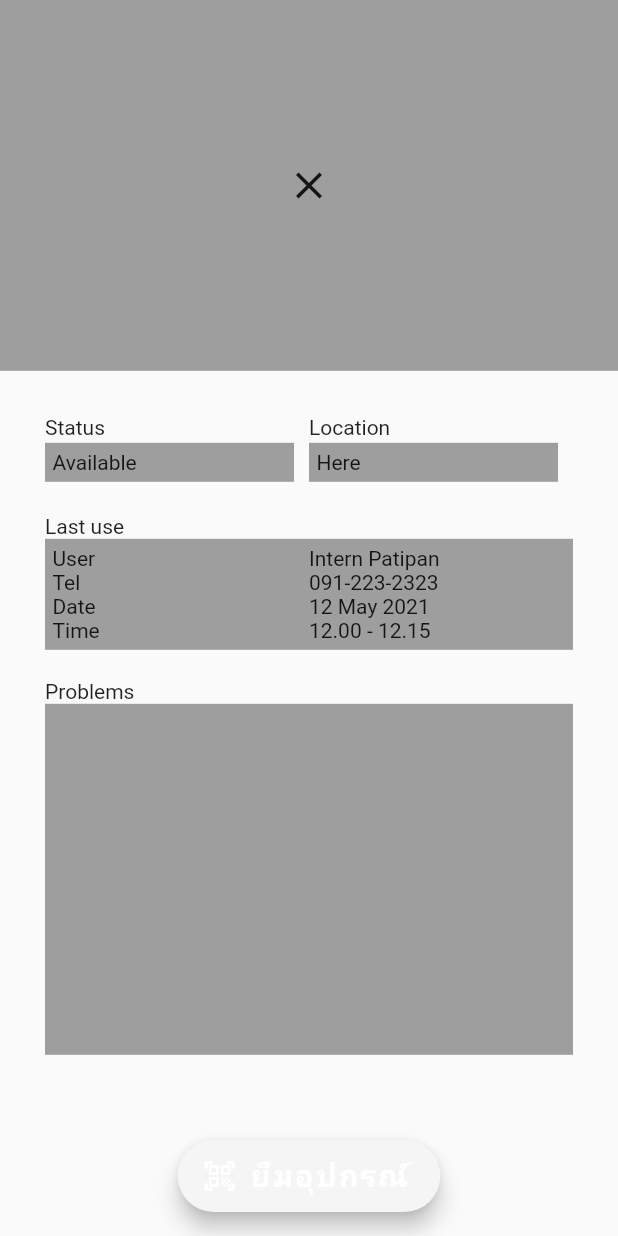
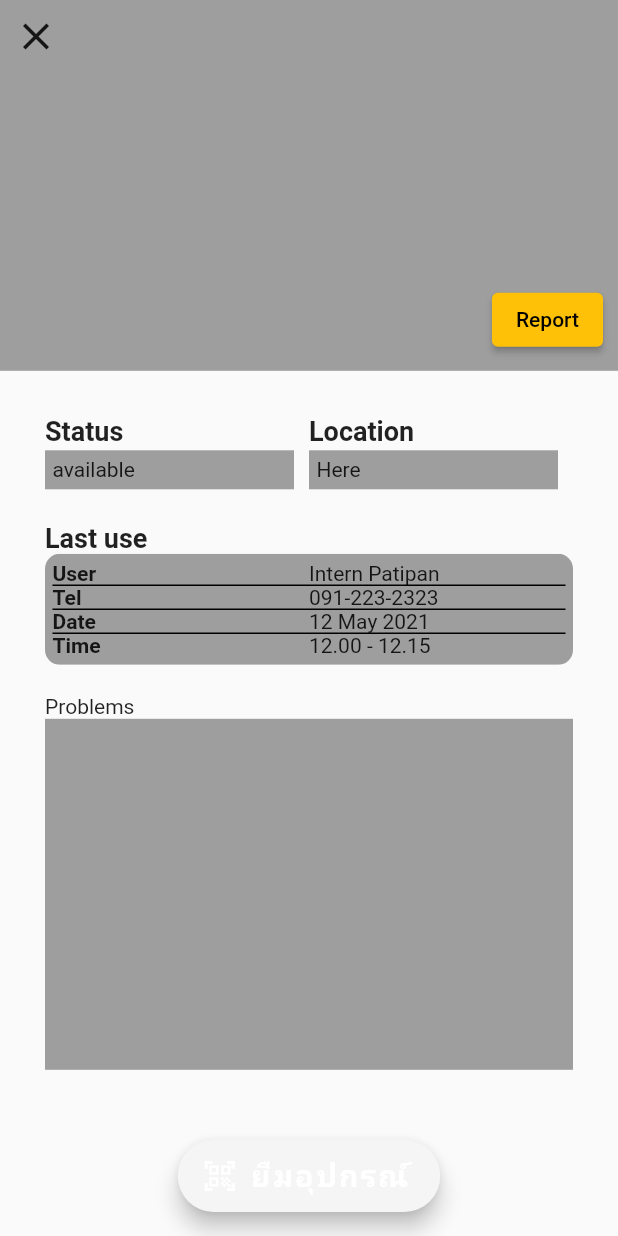
Before and after one commit to u4507075/device_booking, a Flutter app: the DeviceInfo screen opened directly, on a phone screen of 412 x 824 dp. Run offline on Flutter 3.47's test engine with Material 2 defaults, Android fonts, the phone set to English and light mode, and no system bars; our stand-ins replace cloud_firestore, device_info, firebase_auth, firebase_core, firebase_database; missing offline and left inert: clipboard, flutter_barcode_scanner; accounts and stored records are empty.

Commit message:
updated device info page

```diff
--- a/lib/pages/deviceinfo.dart
+++ b/lib/pages/deviceinfo.dart
@@ -3,6 +3,12 @@ import 'package:device_booking/src/qrfloatingbutton.dart';
 import 'package:flutter/material.dart';
 
 class DeviceInfo extends StatelessWidget {
+  final String _status = 'available';
+  static const TextStyle _titlestyle =
+      TextStyle(fontSize: 18.0, fontWeight: FontWeight.bold);
+  static const TextStyle _subtitlestyle =
+      TextStyle(fontSize: 14.0, fontWeight: FontWeight.bold);
+
   @override
   Widget build(BuildContext context) {
     return Container(
@@ -17,8 +23,33 @@ class DeviceInfo extends StatelessWidget {
                 Container(
                   height: MediaQuery.of(context).size.height * 0.3,
                   decoration: BoxDecoration(color: Colors.grey),
+                  // padding: EdgeInsets.all(10.0),
+                  alignment: Alignment.topLeft,
+                  child: Stack(
+                    children: [
+                      Align(
+                        alignment: Alignment.topLeft,
                         child: IconButton(
-                      icon: Icon(Icons.close, size: 30.0), onPressed: () {}),
+                          icon: Icon(Icons.close, size: 30.0),
+                          onPressed: () {
+                            Navigator.pop(context);
+                          },
+                        ),
+                      ),
+                      Container(
+                        margin: EdgeInsets.all(10.0),
+                        child: Align(
+                          alignment: Alignment.bottomRight,
+                          child: ElevatedButton(
+                            onPressed: () {},
+                            child: Text('Report'),
+                            style: ElevatedButton.styleFrom(
+                                primary: Colors.amber, onPrimary: Colors.black),
+                          ),
+                        ),
+                      ),
+                    ],
+                  ), //TODO add image of the device
                 ),
                 Container(
                   padding: EdgeInsets.all(30.0),
@@ -29,7 +60,16 @@ class DeviceInfo extends StatelessWidget {
                       Table(
                         children: [
                           TableRow(
-                            children: [Text('Status'), Text('Location')],
+                            children: [
+                              Text(
+                                'Status',
+                                style: _titlestyle,
+                              ),
+                              Text(
+                                'Location',
+                                style: _titlestyle,
+                              )
+                            ],
                           ),
                           TableRow(
                             children: [
@@ -40,7 +80,7 @@ class DeviceInfo extends StatelessWidget {
                                     padding: EdgeInsets.all(5.0),
                                     decoration:
                                         BoxDecoration(color: Colors.grey),
-                                    child: Text('Available')),
+                                    child: Text(_status)),
                               ),
                               Padding(
                                 padding: const EdgeInsets.fromLTRB(
@@ -58,25 +98,41 @@ class DeviceInfo extends StatelessWidget {
                       SizedBox(
                         height: 20.0,
                       ),
-                      Text('Last use'),
-                      Container(
+                      Text('Last use', style: _titlestyle),
+                      ClipRRect(
+                        borderRadius: BorderRadius.circular(10.0),
+                        child: Container(
                           padding: EdgeInsets.all(5.0),
                           decoration: BoxDecoration(color: Colors.grey),
                           child: Table(
+                            border: TableBorder(horizontalInside: BorderSide()),
                             children: [
                               TableRow(
-                              children: [Text('User'), Text('Intern Patipan')],
+                                children: [
+                                  Text('User', style: _subtitlestyle),
+                                  Text('Intern Patipan')
+                                ],
                               ),
                               TableRow(
-                              children: [Text('Tel'), Text('091-223-2323')],
+                                children: [
+                                  Text('Tel', style: _subtitlestyle),
+                                  Text('091-223-2323')
+                                ],
                               ),
                               TableRow(
-                              children: [Text('Date'), Text('12 May 2021')],
+                                children: [
+                                  Text('Date', style: _subtitlestyle),
+                                  Text('12 May 2021')
+                                ],
                               ),
                               TableRow(
-                              children: [Text('Time'), Text('12.00 - 12.15')],
+                                children: [
+                                  Text('Time', style: _subtitlestyle),
+                                  Text('12.00 - 12.15')
+                                ],
                               ),
                             ],
+                          ),
                         ),
                       ),
                       SizedBox(
```
Lines whose indentation alone changed are shown as unchanged.
